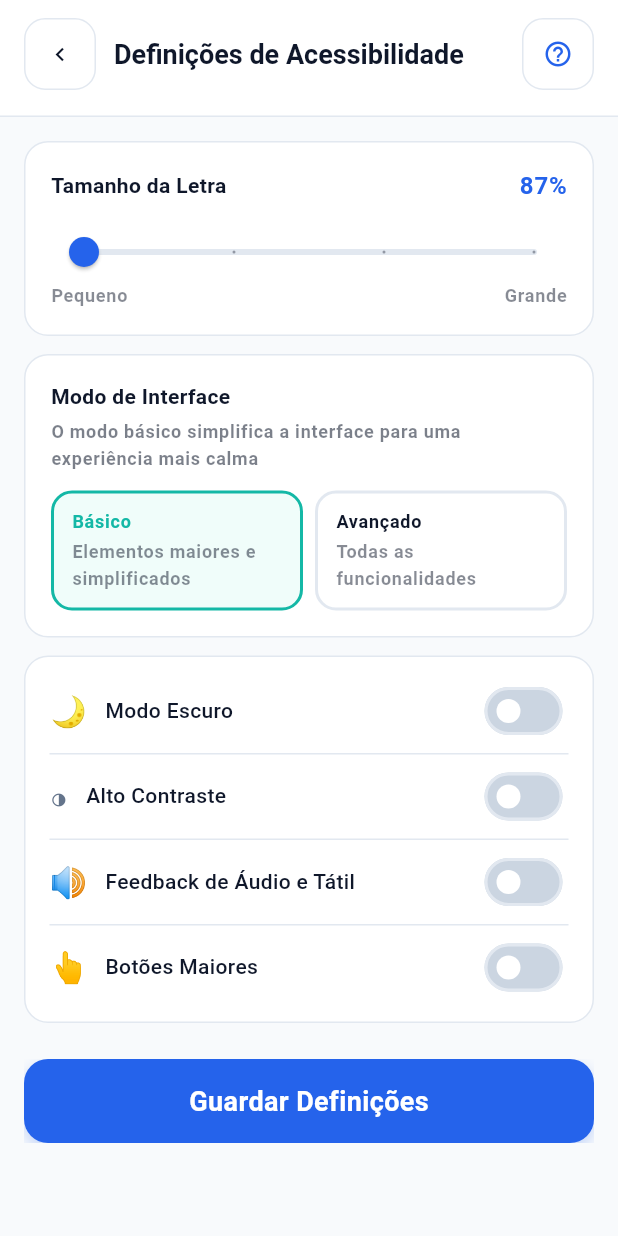
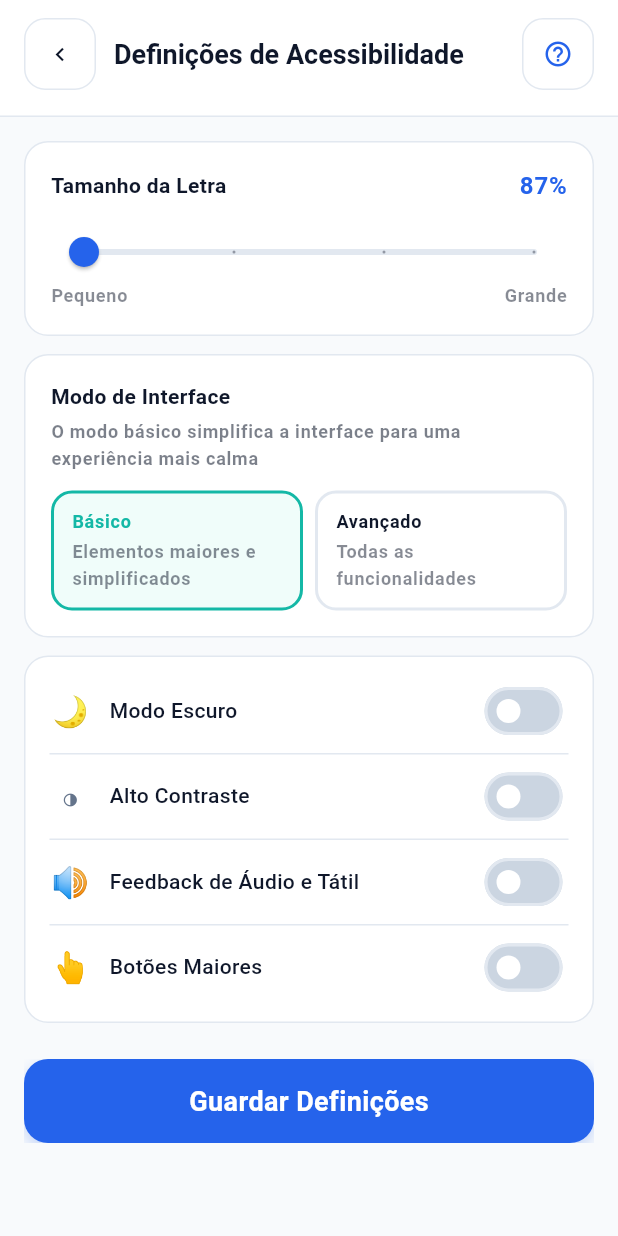
Before and after one commit to deytt/seniorease-mobile, a Flutter app: the AccessibilityScreen screen opened by its route, on a phone screen of 412 x 824 dp. Run offline on Flutter 3.47's test engine with Material 3 defaults, Android fonts, the phone set to English and light mode, and no system bars; drawn by our look-alikes of showcaseview; our stand-ins replace cloud_firestore, firebase_auth, firebase_core, firebase_storage, flutter_riverpod, go_router and 4 more; accounts and stored records are empty; network calls fail.

Commit message:
fix: corrigir e-mail de teste do login e alinhar emoji dos toggles
Corrige o e-mail de teste pré-preenchido (seniore@ -> senior@) e centra o
emoji dos PreferenceToggleTile numa largura fixa para alinhamento consistente.

Co-authored-by: Cursor <cursoragent@cursor.com>

```diff
--- a/lib/features/accessibility/presentation/widgets/preference_toggle_tile.dart
+++ b/lib/features/accessibility/presentation/widgets/preference_toggle_tile.dart
@@ -30,7 +30,14 @@ class PreferenceToggleTile extends StatelessWidget {
           padding: const EdgeInsets.symmetric(horizontal: 16, vertical: 4),
           child: Row(
             children: [
-              Text(emoji, style: const TextStyle(fontSize: 20)),
+              SizedBox(
+                width: 28,
+                child: Text(
+                  emoji,
+                  textAlign: TextAlign.center,
+                  style: const TextStyle(fontSize: 20),
+                ),
+              ),
               const SizedBox(width: 12),
               Expanded(
                 child: Text(
--- a/lib/features/auth/presentation/screens/login_screen.dart
+++ b/lib/features/auth/presentation/screens/login_screen.dart
@@ -24,7 +24,7 @@ class _LoginScreenState extends ConsumerState<LoginScreen> {
   final _formKey = GlobalKey<FormState>();
   // TODO(dev): remover credenciais de teste antes de publicar; ao remover, re-ativar o
   // teste 'redireciona para home quando autenticado' em test/widget_test.dart
-  final _emailController = TextEditingController(text: 'seniore@teste.com');
+  final _emailController = TextEditingController(text: 'senior@teste.com');
   final _passwordController = TextEditingController(text: '123456');
   var _rememberMe = true;
 
```
